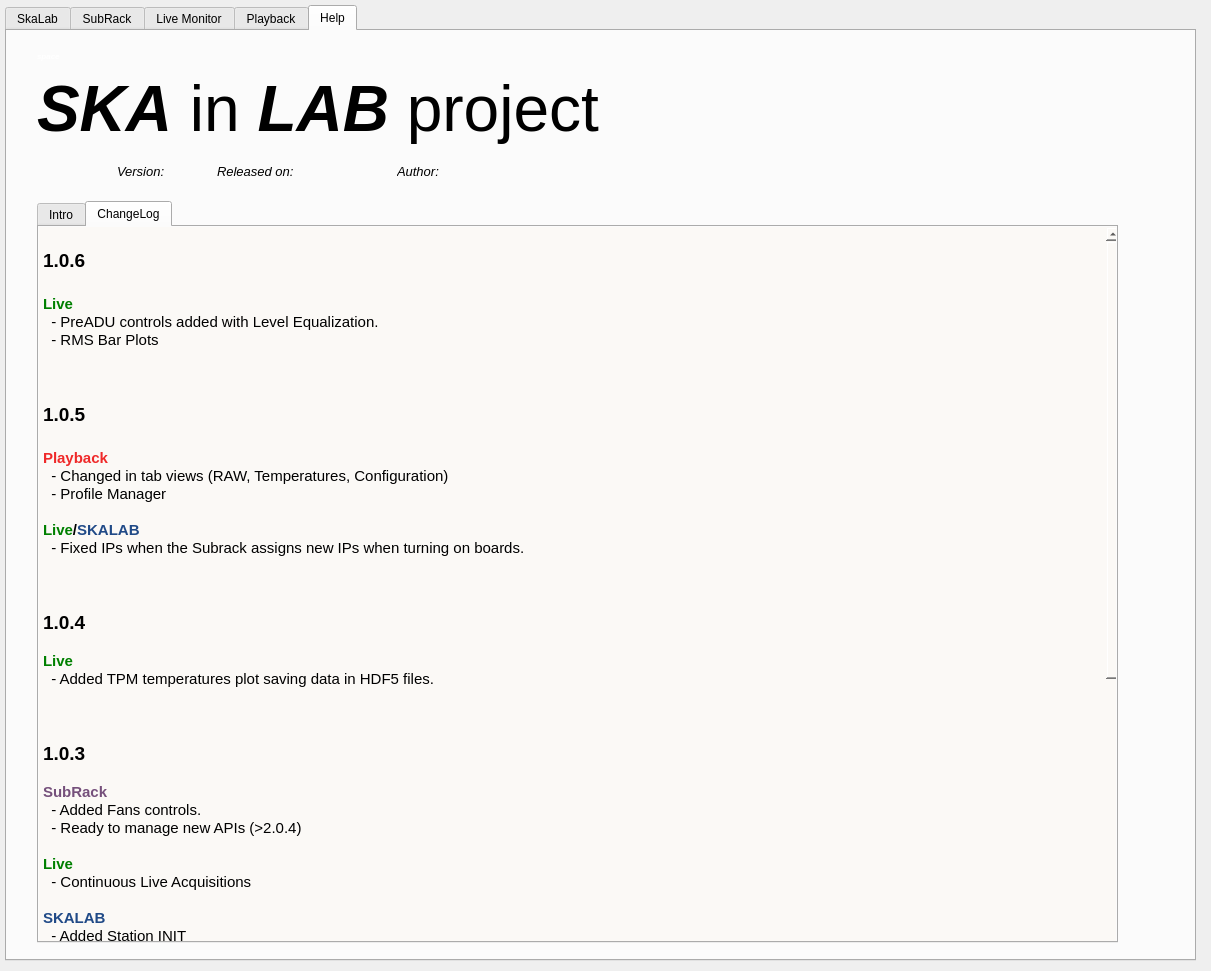
First picture: the form in skalab_main.ui, repository amattana/skalab, before the edit.
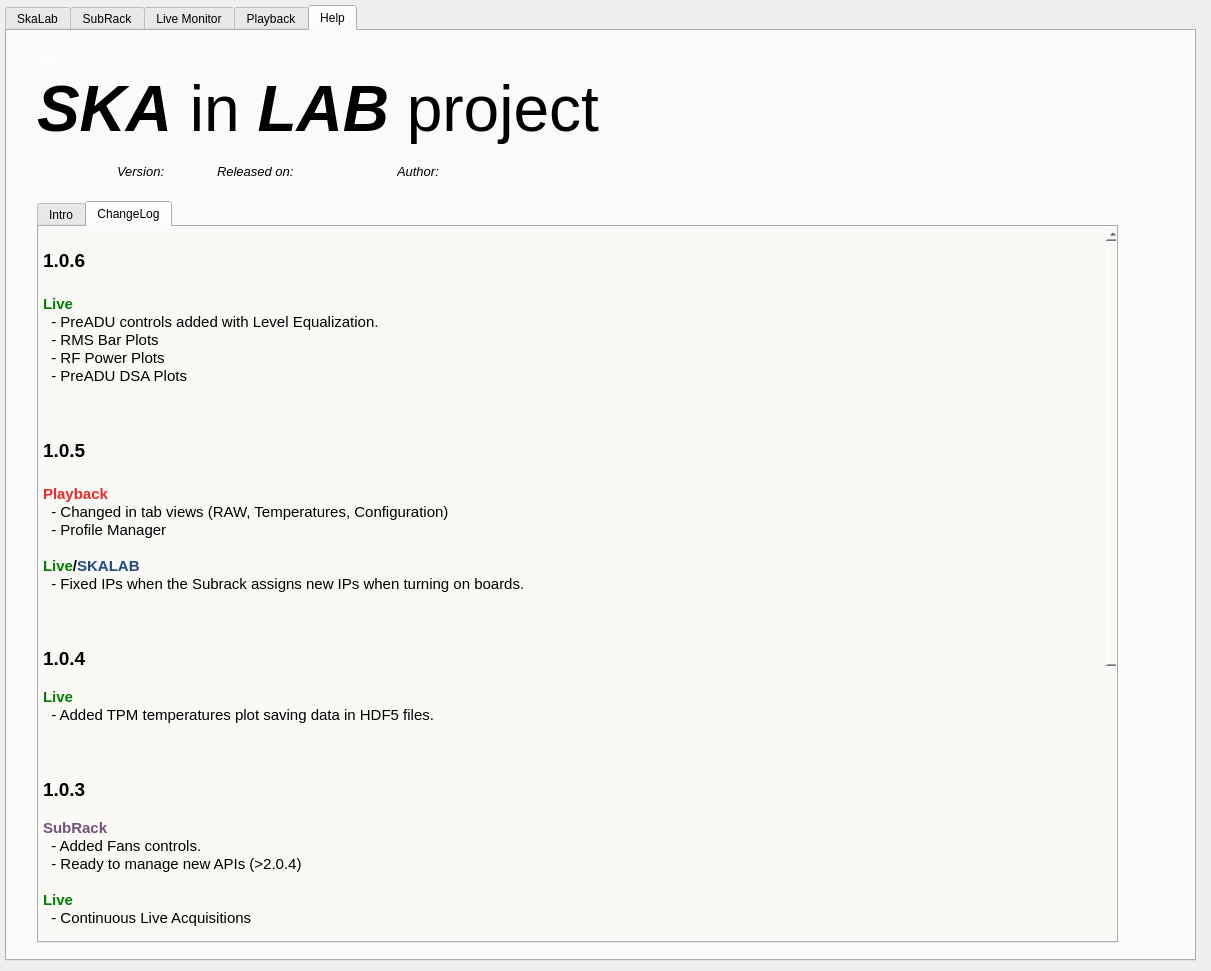
Second picture: the form after the edit. The open tabs and pages were chosen to show the change.

Commit message: Added RF Power and DSA Plots

```diff
--- a/skalab_main.ui
+++ b/skalab_main.ui
@@ -841,6 +841,8 @@
 &lt;p style=&quot; margin-top:0px; margin-bottom:0px; margin-left:0px; margin-right:0px; -qt-block-indent:0; text-indent:0px;&quot;&gt;&lt;span style=&quot; font-weight:600; color:#008000;&quot;&gt;Live&lt;/span&gt;&lt;/p&gt;
 &lt;p style=&quot; margin-top:0px; margin-bottom:0px; margin-left:0px; margin-right:0px; -qt-block-indent:0; text-indent:0px;&quot;&gt;  - PreADU controls added with Level Equalization. &lt;/p&gt;
 &lt;p style=&quot; margin-top:0px; margin-bottom:0px; margin-left:0px; margin-right:0px; -qt-block-indent:0; text-indent:0px;&quot;&gt;  - RMS Bar Plots&lt;/p&gt;
+&lt;p style=&quot; margin-top:0px; margin-bottom:0px; margin-left:0px; margin-right:0px; -qt-block-indent:0; text-indent:0px;&quot;&gt;  - RF Power Plots&lt;/p&gt;
+&lt;p style=&quot; margin-top:0px; margin-bottom:0px; margin-left:0px; margin-right:0px; -qt-block-indent:0; text-indent:0px;&quot;&gt;  - PreADU DSA Plots&lt;/p&gt;
 &lt;p style=&quot;-qt-paragraph-type:empty; margin-top:0px; margin-bottom:0px; margin-left:0px; margin-right:0px; -qt-block-indent:0; text-indent:0px;&quot;&gt;&lt;br /&gt;&lt;/p&gt;
 &lt;p style=&quot;-qt-paragraph-type:empty; margin-top:0px; margin-bottom:0px; margin-left:0px; margin-right:0px; -qt-block-indent:0; text-indent:0px;&quot;&gt;&lt;br /&gt;&lt;/p&gt;
 &lt;p style=&quot;-qt-paragraph-type:empty; margin-top:0px; margin-bottom:0px; margin-left:0px; margin-right:0px; -qt-block-indent:0; text-indent:0px;&quot;&gt;&lt;br /&gt;&lt;/p&gt;
```
The commit also changes 5 other files.
